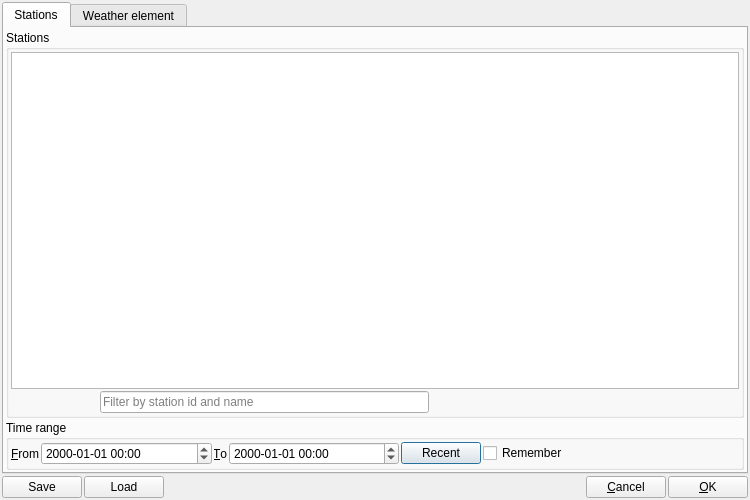
This is src/errorlist/error_search_dialog.ui in metno/kvhqc as Qt 5 draws it before an edit. The edited form follows.
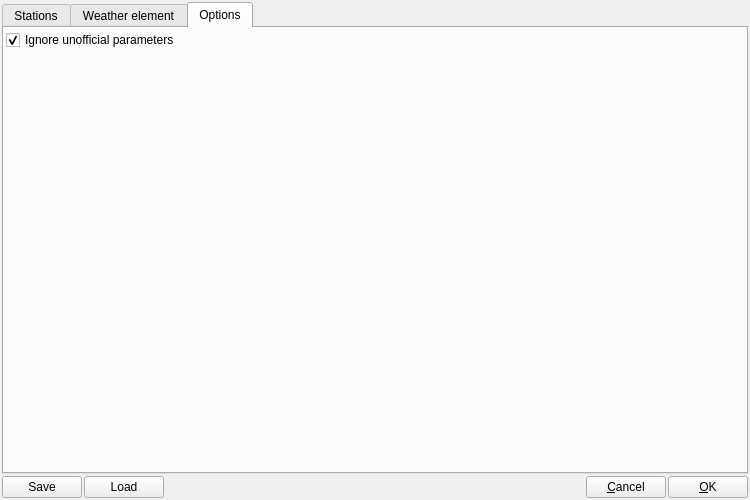
This is the edited form. The open tabs and pages were chosen to show the change. Icons and pictures are not drawn. Custom widgets are drawn as their Qt base class.

Commit message: ignore unofficial parameters for error list

```diff
--- a/src/errorlist/error_search_dialog.ui
+++ b/src/errorlist/error_search_dialog.ui
@@ -448,6 +448,54 @@
        </item>
       </layout>
      </widget>
+     <widget class="QWidget" name="tabOptions">
+      <attribute name="title">
+       <string>Options</string>
+      </attribute>
+      <layout class="QVBoxLayout" name="verticalLayout">
+       <property name="spacing">
+        <number>2</number>
+       </property>
+       <property name="leftMargin">
+        <number>2</number>
+       </property>
+       <property name="topMargin">
+        <number>2</number>
+       </property>
+       <property name="rightMargin">
+        <number>2</number>
+       </property>
+       <property name="bottomMargin">
+        <number>2</number>
+       </property>
+       <item>
+        <widget class="QCheckBox" name="checkIgnoreUnofficial">
+         <property name="toolTip">
+          <string>If checked, errors in unofficial parameters will be excluded from the error list.</string>
+         </property>
+         <property name="text">
+          <string>Ignore unofficial parameters</string>
+         </property>
+         <property name="checked">
+          <bool>true</bool>
+         </property>
+        </widget>
+       </item>
+       <item>
+        <spacer name="verticalSpacer">
+         <property name="orientation">
+          <enum>Qt::Vertical</enum>
+         </property>
+         <property name="sizeHint" stdset="0">
+          <size>
+           <width>20</width>
+           <height>398</height>
+          </size>
+         </property>
+        </spacer>
+       </item>
+      </layout>
+     </widget>
     </widget>
    </item>
    <item>
```
Left out of the diff: 77 changed lines with no effect on the pictures. The commit also changes 25 other files.
